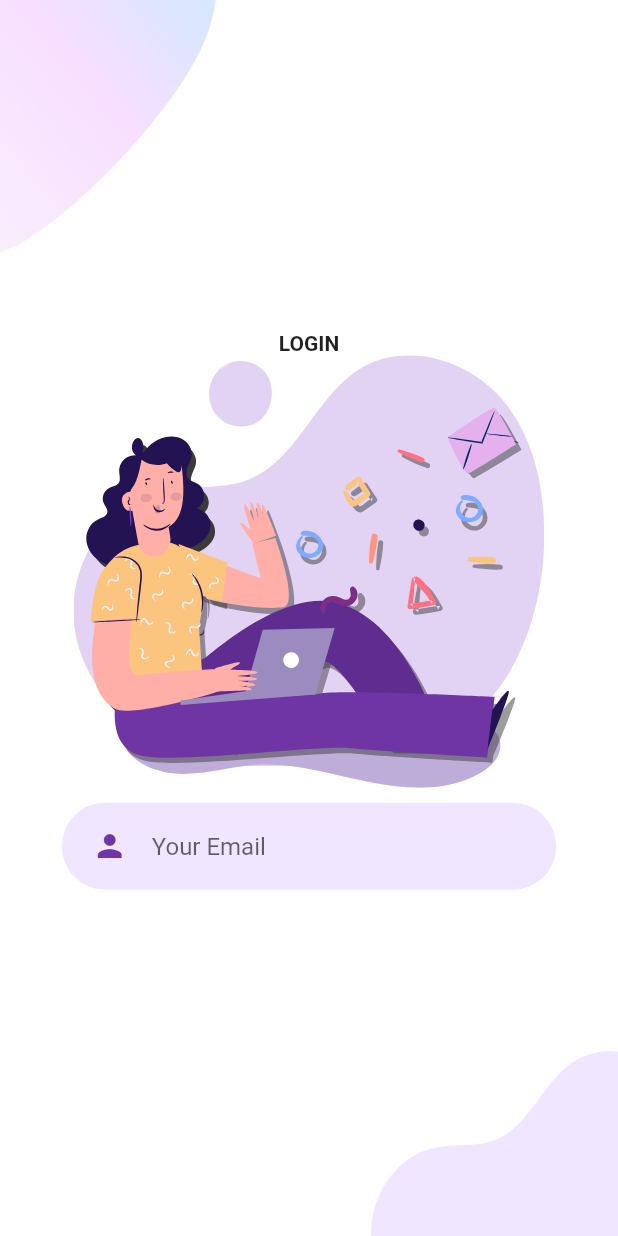
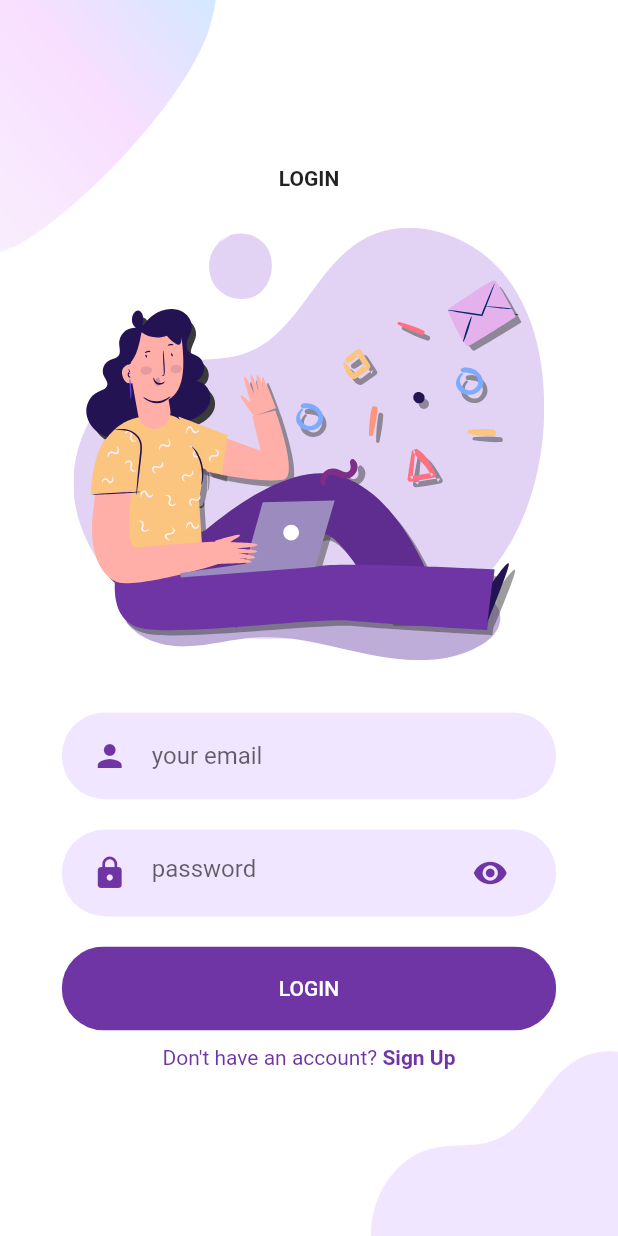
Before and after one commit to LeKoller/vapamaa, a Flutter app: the screen it shows after launch, after a tap on "LOGIN", on a phone screen of 412 x 824 dp. Run offline on Flutter 3.47's test engine with Material 2 defaults, Android fonts, the phone set to English and light mode, and no system bars; our stand-ins replace flutter_svg.

Commit message:
feat: Add login screen layout completed

```diff
--- a/lib/Screens/Login/components/body.dart
+++ b/lib/Screens/Login/components/body.dart
@@ -1,9 +1,10 @@
 import 'package:flutter/material.dart';
 import 'package:flutter_svg/flutter_svg.dart';
-import 'package:vapamaa/Screens/Login/components/text_field_container.dart';
-import 'package:vapamaa/Screens/Welcome/components/background.dart';
-import 'package:vapamaa/constants.dart';
+import 'package:vapamaa/components/account_check.dart';
+import 'package:vapamaa/components/rounded_button.dart';
 
+import 'package:vapamaa/components/text_field_container.dart';
+import 'package:vapamaa/components/rounded_input_field.dart';
 import './background.dart';
 
 class BodyLogin extends StatelessWidget {
@@ -21,42 +22,39 @@ class BodyLogin extends StatelessWidget {
             "LOGIN",
             style: TextStyle(fontWeight: FontWeight.bold),
           ),
+          SizedBox(
+            height: size.height * 0.03,
+          ),
           SvgPicture.asset(
             "assets/icons/login.svg",
             height: size.height * 0.35,
           ),
+          SizedBox(
+            height: size.height * 0.03,
+          ),
           const TextFieldContainer(
-            child: TextField(
-              decoration: InputDecoration(
-                hintText: "Your Email",
-                icon: Icon(
-                  Icons.person,
-                  color: kPrimaryColor,
-                ),
-                border: InputBorder.none,
-              ),
+            child: RoundedInputField(
+              hintText: "your email",
+              icon: Icons.person,
+              onChanged: null,
             ),
           ),
+          const TextFieldContainer(
+              child: RoundedInputField(
+            hintText: "password",
+            icon: Icons.lock,
+            onChanged: null,
+            suffixIcon: Icons.visibility,
+            isPassword: true,
+          )),
+          RoundedButton(
+            text: "LOGIN",
+            press: () {},
+            widthFactor: 0.8,
+          ),
+          const AccountCheck(press: null),
         ],
       ),
     );
   }
 }
-
-class RoundedInputField extends StatelessWidget {
-  final String hintText;
-  final IconData icon;
-  final ValueChanged<String> onChanged;
-
-  const RoundedInputField(
-      {Key? key,
-      required this.hintText,
-      required this.icon,
-      required this.onChanged})
-      : super(key: key);
-
-  @override
-  Widget build(BuildContext context) {
-    return Container();
-  }
-}
--- /dev/null
+++ b/lib/components/account_check.dart
@@ -0,0 +1,31 @@
+import 'package:flutter/material.dart';
+
+import 'package:vapamaa/constants.dart';
+
+class AccountCheck extends StatelessWidget {
+  final bool login;
+  final void Function()? press;
+
+  const AccountCheck({
+    Key? key,
+    this.login = true,
+    required this.press,
+  }) : super(key: key);
+
+  @override
+  Widget build(BuildContext context) {
+    return Row(mainAxisAlignment: MainAxisAlignment.center, children: <Widget>[
+      Text(
+        login ? "Don't have an account? " : "Already have an account?",
+        style: const TextStyle(color: kPrimaryColor),
+      ),
+      GestureDetector(
+          onTap: () {},
+          child: Text(
+            login ? "Sign Up" : "Sign In",
+            style: const TextStyle(
+                color: kPrimaryColor, fontWeight: FontWeight.bold),
+          ))
+    ]);
+  }
+}
--- a/lib/components/rounded_button.dart
+++ b/lib/components/rounded_button.dart
@@ -5,6 +5,7 @@ class RoundedButton extends StatelessWidget {
   final String text;
   final void Function()? press;
   final Color color, textColor;
+  final double widthFactor;
 
   const RoundedButton({
     Key? key,
@@ -12,6 +13,7 @@ class RoundedButton extends StatelessWidget {
     required this.press,
     this.color = kPrimaryColor,
     this.textColor = Colors.white,
+    this.widthFactor = 0.6,
   }) : super(key: key);
 
   @override
@@ -20,7 +22,7 @@ class RoundedButton extends StatelessWidget {
 
     return Container(
       margin: const EdgeInsets.symmetric(vertical: 10),
-      width: size.width * 0.6,
+      width: size.width * widthFactor,
       child: ClipRRect(
         borderRadius: BorderRadius.circular(29),
         child: TextButton(
--- /dev/null
+++ b/lib/components/rounded_input_field.dart
@@ -0,0 +1,41 @@
+import 'package:flutter/material.dart';
+import 'package:vapamaa/constants.dart';
+
+class RoundedInputField extends StatelessWidget {
+  final String hintText;
+  final IconData icon;
+  final IconData? suffixIcon;
+  final ValueChanged<String>? onChanged;
+  final bool isPassword;
+
+  const RoundedInputField({
+    Key? key,
+    required this.hintText,
+    required this.icon,
+    this.suffixIcon,
+    required this.onChanged,
+    this.isPassword = false,
+  }) : super(key: key);
+
+  @override
+  Widget build(BuildContext context) {
+    return TextField(
+      obscureText: isPassword,
+      onChanged: onChanged,
+      decoration: InputDecoration(
+        hintText: hintText,
+        icon: Icon(
+          icon,
+          color: kPrimaryColor,
+        ),
+        suffixIcon: suffixIcon != null
+            ? Icon(
+                suffixIcon,
+                color: kPrimaryColor,
+              )
+            : null,
+        border: InputBorder.none,
+      ),
+    );
+  }
+}
--- a/lib/Screens/Login/components/text_field_container.dart
+++ b/lib/components/text_field_container.dart
@@ -3,7 +3,7 @@ import 'package:flutter/material.dart';
 import 'package:vapamaa/constants.dart';
 
 class TextFieldContainer extends StatelessWidget {
-  final Widget child;
+  final Widget? child;
 
   const TextFieldContainer({Key? key, required this.child}) : super(key: key);
 
```
